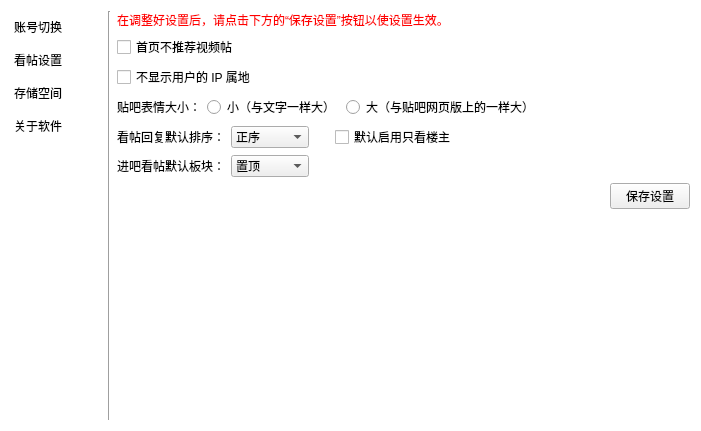
This is resf/settings.ui in clb-128258/TiebaDesktop as Qt 5 draws it before an edit. The edited form follows.
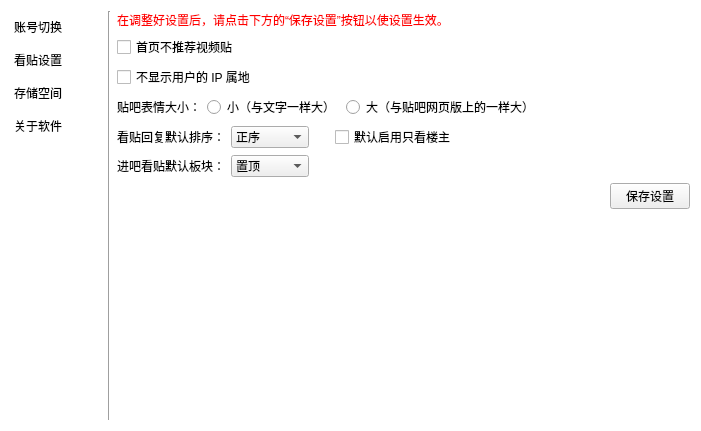
This is the edited form. The open tabs and pages were chosen to show the change.

The edit to the form file:
```diff
--- a/resf/settings.ui
+++ b/resf/settings.ui
@@ -50,7 +50,7 @@
      </item>
      <item>
       <property name="text">
-       <string>看帖设置</string>
+       <string>看贴设置</string>
       </property>
      </item>
      <item>
@@ -208,7 +208,7 @@
               <string>&lt;html&gt;&lt;head/&gt;&lt;body&gt;&lt;p&gt;选择看帖时文字内容中贴吧表情的大小。&lt;/p&gt;&lt;/body&gt;&lt;/html&gt;</string>
              </property>
              <property name="text">
-              <string>看帖回复默认排序：</string>
+              <string>看贴回复默认排序：</string>
              </property>
             </widget>
            </item>
@@ -275,7 +275,7 @@
             <string>&lt;html&gt;&lt;head/&gt;&lt;body&gt;&lt;p&gt;勾选后，主窗口的“推荐”板块中将不会出现视频帖子。&lt;/p&gt;&lt;/body&gt;&lt;/html&gt;</string>
            </property>
            <property name="text">
-            <string>首页不推荐视频帖</string>
+            <string>首页不推荐视频贴</string>
            </property>
           </widget>
          </item>
@@ -287,7 +287,7 @@
               <string>&lt;html&gt;&lt;head/&gt;&lt;body&gt;&lt;p&gt;选择看帖时文字内容中贴吧表情的大小。&lt;/p&gt;&lt;/body&gt;&lt;/html&gt;</string>
              </property>
              <property name="text">
-              <string>进吧看帖默认板块：</string>
+              <string>进吧看贴默认板块：</string>
              </property>
             </widget>
            </item>
```
Left out of the diff: 12 changed lines with no effect on the pictures.
